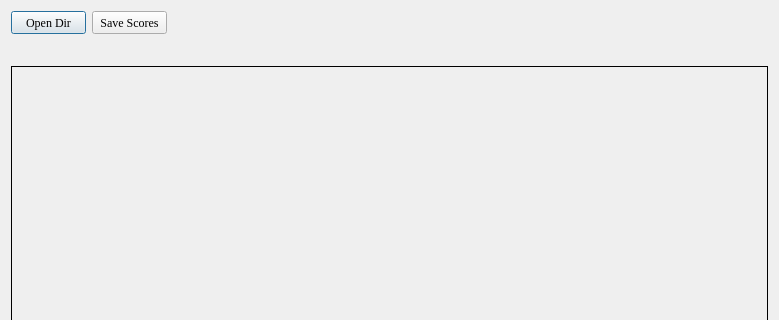
This is StreetViewRatingApp/StreetViewRatingApp.ui in zhangan15/CUG_GIS_YAO_x64 as Qt 5 draws it before an edit; both pictures show x 0 to 779 and y 0 to 320 of the 779 by 494 pixel window. The edited form follows.
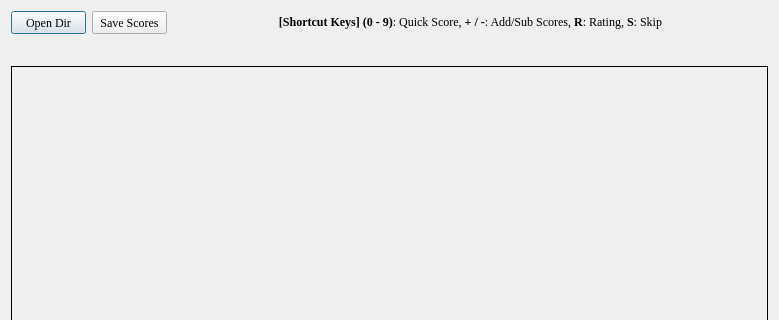
This is the edited form.

```diff
--- a/StreetViewRatingApp/StreetViewRatingApp.ui
+++ b/StreetViewRatingApp/StreetViewRatingApp.ui
@@ -88,17 +88,27 @@
       </widget>
      </item>
      <item>
-      <spacer name="horizontalSpacer">
-       <property name="orientation">
-        <enum>Qt::Horizontal</enum>
-       </property>
-       <property name="sizeHint" stdset="0">
+      <widget class="QLabel" name="tipsLbl">
+       <property name="maximumSize">
         <size>
-         <width>40</width>
+         <width>16777215</width>
          <height>20</height>
         </size>
        </property>
-      </spacer>
+       <property name="font">
+        <font>
+         <family>Times New Roman</family>
+         <weight>50</weight>
+         <bold>false</bold>
+        </font>
+       </property>
+       <property name="text">
+        <string>&lt;html&gt;&lt;head/&gt;&lt;body&gt;&lt;p&gt;&lt;span style=&quot; font-weight:600;&quot;&gt;[Shortcut Keys] (0 - 9)&lt;/span&gt;: Quick Score, &lt;span style=&quot; font-weight:600;&quot;&gt;+ / -&lt;/span&gt;: Add/Sub Scores, &lt;span style=&quot; font-weight:600;&quot;&gt;R&lt;/span&gt;: Rating, &lt;span style=&quot; font-weight:600;&quot;&gt;S&lt;/span&gt;: Skip&lt;/p&gt;&lt;/body&gt;&lt;/html&gt;</string>
+       </property>
+       <property name="alignment">
+        <set>Qt::AlignCenter</set>
+       </property>
+      </widget>
      </item>
     </layout>
    </item>
```
